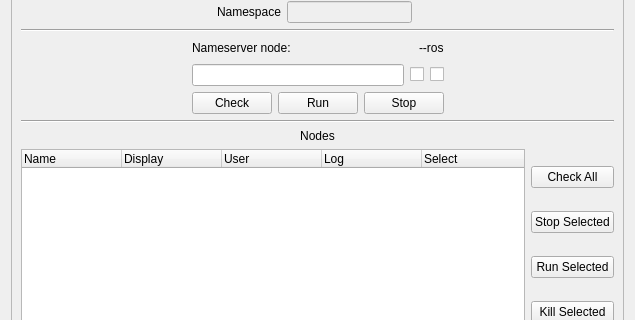
The window that src/yarpmanager/src-manager/clusterWidget.ui (robotology/yarp) describes before a commit, drawn with Qt 5; both pictures show x 0 to 635 and y 83 to 403 of the 635 by 547 pixel window.
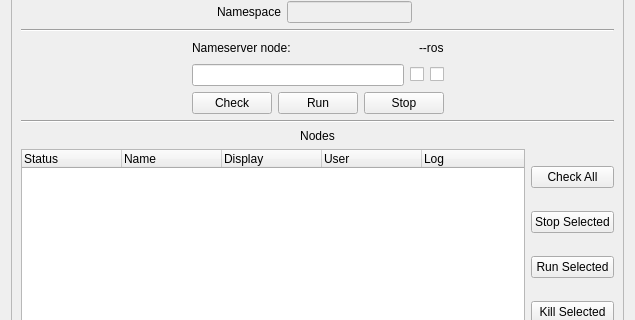
The same window after the commit. Custom widgets are drawn as their Qt base class.

Commit message: clusterWidget: remove select checkbox, using selectedItems()

Diff of the .ui file:
```diff
--- a/src/yarpmanager/src-manager/clusterWidget.ui
+++ b/src/yarpmanager/src-manager/clusterWidget.ui
@@ -336,7 +336,12 @@
          <item>
           <layout class="QHBoxLayout" name="horizontalLayout_12">
            <item>
-            <widget class="QTreeWidget" name="nodestreeWidget">
+            <widget class="CustomTreeWidget" name="nodestreeWidget">
+             <column>
+              <property name="text">
+               <string>Status</string>
+              </property>
+             </column>
              <column>
               <property name="text">
                <string>Name</string>
@@ -357,11 +362,6 @@
                <string>Log</string>
               </property>
              </column>
-             <column>
-              <property name="text">
-               <string>Select</string>
-              </property>
-             </column>
             </widget>
            </item>
            <item>
@@ -464,6 +464,13 @@
    </item>
   </layout>
  </widget>
+ <customwidgets>
+  <customwidget>
+   <class>CustomTreeWidget</class>
+   <extends>QTreeWidget</extends>
+   <header>customtreewidget.h</header>
+  </customwidget>
+ </customwidgets>
  <resources/>
  <connections/>
 </ui>
```
The commit also changes 3 other files.
